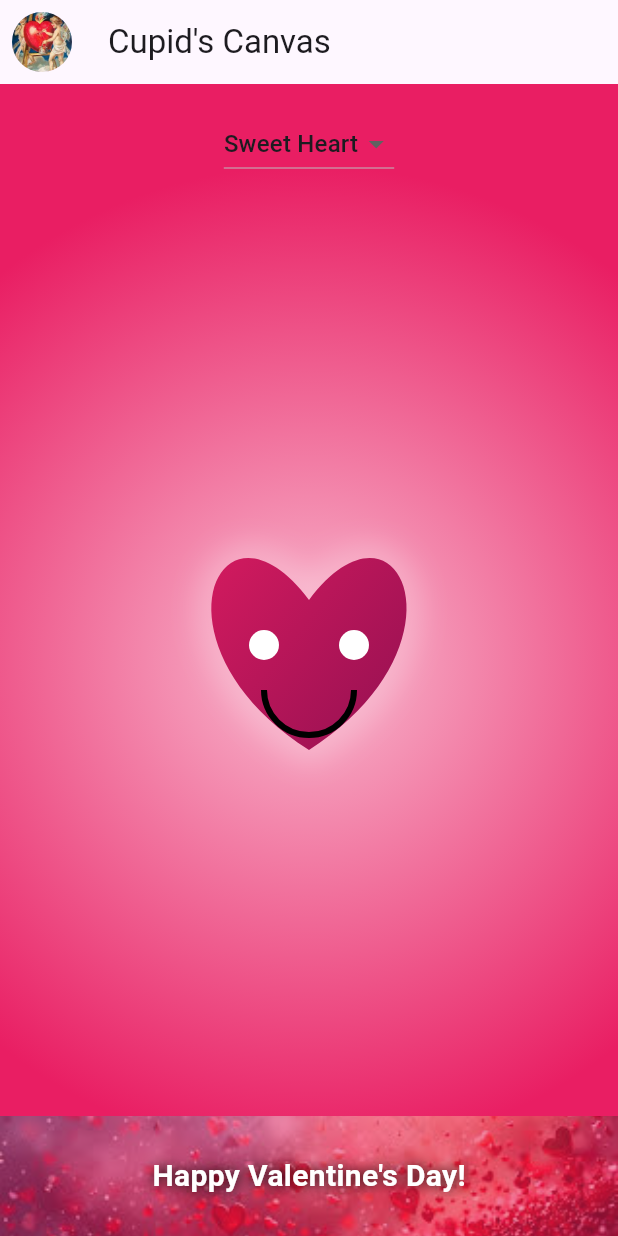
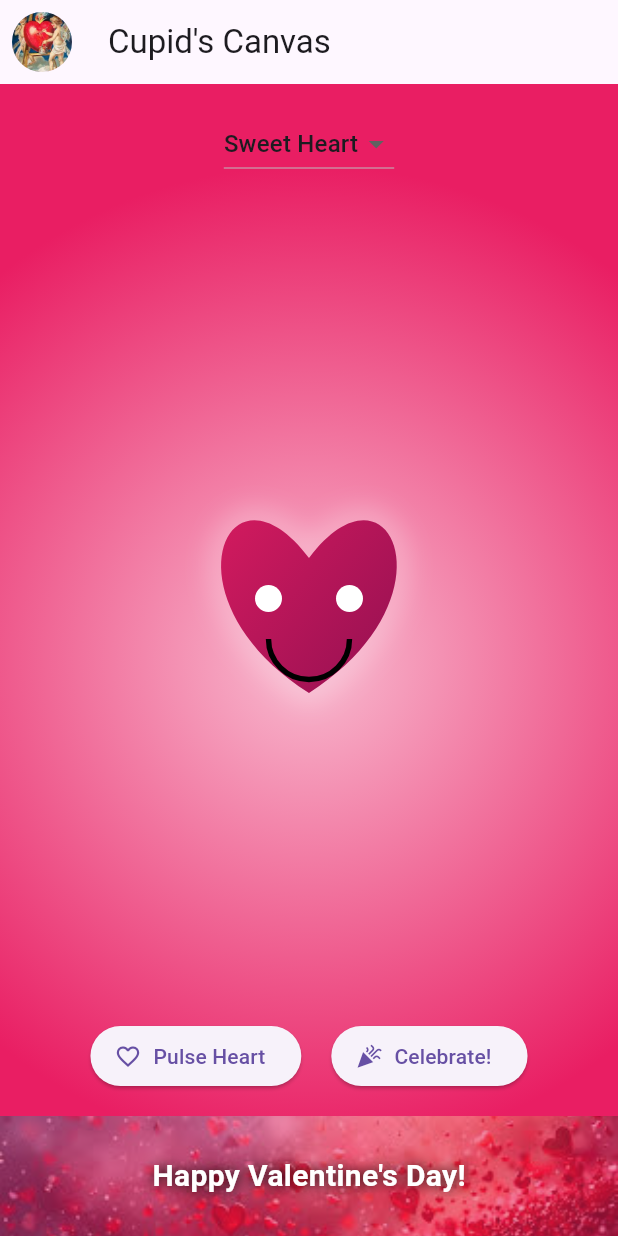
Before and after one commit to goochoi913/cupid_challenge, a Flutter app: the screen it shows after launch, on a phone screen of 412 x 824 dp. Run offline on Flutter 3.47's test engine with Material 3 defaults, Android fonts, the phone set to English and light mode, and no system bars.

Commit message:
Added Pulse Animation and Balloon Celebration

```diff
--- a/lib/main.dart
+++ b/lib/main.dart
@@ -22,24 +22,79 @@ class ValentineHome extends StatefulWidget {
   State<ValentineHome> createState() => _ValentineHomeState();
 }
 
-class _ValentineHomeState extends State<ValentineHome> {
+// CHANGED: Use TickerProviderStateMixin (not Single) to handle TWO animations
+class _ValentineHomeState extends State<ValentineHome> with TickerProviderStateMixin {
   final List<String> emojiOptions = ['Sweet Heart', 'Party Heart'];
   String selectedEmoji = 'Sweet Heart';
+
+  // Pulse Animation Variables
+  late AnimationController _controller;
+  bool isPulsing = false;
+
+  // Balloon Animation Variables
+  late AnimationController _balloonController;
+  late Animation<Offset> _balloonAnimation;
+
+  @override
+  void initState() {
+    super.initState();
+
+    // 1. Setup Pulse Animation
+    _controller = AnimationController(
+      vsync: this,
+      duration: const Duration(milliseconds: 800),
+      lowerBound: 0.9,
+      upperBound: 1.1,
+    );
+
+    // 2. Setup Balloon Animation (Falls from top to bottom)
+    _balloonController = AnimationController(
+      vsync: this,
+      duration: const Duration(seconds: 4),
+    );
+
+    _balloonAnimation = Tween<Offset>(
+      begin: const Offset(0, -1.5), // Start above screen
+      end: const Offset(0, 1.5),   // End below screen
+    ).animate(CurvedAnimation(parent: _balloonController, curve: Curves.easeIn));
+  }
+
+  @override
+  void dispose() {
+    _controller.dispose();
+    _balloonController.dispose(); // Don't forget to dispose balloons!
+    super.dispose();
+  }
+
+  void togglePulse() {
+    setState(() {
+      isPulsing = !isPulsing;
+      if (isPulsing) {
+        _controller.repeat(reverse: true);
+      } else {
+        _controller.stop();
+        _controller.reset();
+      }
+    });
+  }
 
   @override
   Widget build(BuildContext context) {
     return Scaffold(
       appBar: AppBar(
         title: const Text('Cupid\'s Canvas'),
-        // OPTIONAL: Add a small Cupid icon to the AppBar
         leading: Padding(
           padding: const EdgeInsets.all(8.0),
           child: CircleAvatar(
-            backgroundImage: AssetImage('assets/images/cupid.jpg'), // Uses your cupid image
+            backgroundImage: AssetImage('assets/images/cupid.jpg'),
           ),
         ),
       ),
-      body: Container(
+      // STACK allows us to layer Balloons ON TOP of everything else
+      body: Stack(
+        children: [
+          // LAYER 1: The Main App Content (Gradient, Heart, Buttons)
+          Container(
             decoration: const BoxDecoration(
               gradient: RadialGradient(
                 colors: [Color(0xFFF8BBD0), Color(0xFFE91E63)],
@@ -51,7 +106,6 @@ class _ValentineHomeState extends State<ValentineHome> {
               children: [
                 const SizedBox(height: 16),
 
-            // --- DROPDOWN ---
                 DropdownButton<String>(
                   value: selectedEmoji,
                   dropdownColor: Colors.white,
@@ -63,27 +117,52 @@ class _ValentineHomeState extends State<ValentineHome> {
 
                 const SizedBox(height: 16),
 
-            // --- MAIN HEART PAINTER ---
                 Expanded(
                   child: Center(
+                    child: ScaleTransition(
+                      scale: _controller,
                       child: CustomPaint(
                         size: const Size(300, 300),
                         painter: HeartEmojiPainter(type: selectedEmoji),
                       ),
                     ),
                   ),
+                ),
 
-            // --- DECORATIVE GLITTER IMAGE (Bottom) ---
-            // This satisfies the requirement to use the asset folder
+                Row(
+                  mainAxisAlignment: MainAxisAlignment.center,
+                  children: [
+                    ElevatedButton.icon(
+                      onPressed: togglePulse,
+                      icon: Icon(isPulsing ? Icons.favorite : Icons.favorite_border),
+                      label: Text(isPulsing ? "Stop Pulse" : "Pulse Heart"),
+                    ),
+
+                    const SizedBox(width: 20),
+
+                    // CELEBRATE BUTTON: Triggers the balloons
+                    ElevatedButton.icon(
+                      onPressed: () {
+                         _balloonController.reset(); // Move back to top
+                         _balloonController.forward(); // Drop them!
+                      },
+                      icon: const Icon(Icons.celebration),
+                      label: const Text("Celebrate!"),
+                    ),
+                  ],
+                ),
+
+                const SizedBox(height: 16),
+
                 Container(
                   height: 80,
                   width: double.infinity,
                   decoration: BoxDecoration(
                     image: DecorationImage(
-                  image: AssetImage('assets/images/heart_glitter.jpg'), // Uses your glitter image
+                      image: AssetImage('assets/images/heart_glitter.jpg'),
                       fit: BoxFit.cover,
                       colorFilter: ColorFilter.mode(
-                      Colors.white.withOpacity(0.5), BlendMode.dstATop), // Fades it slightly
+                          Colors.white.withOpacity(0.5), BlendMode.dstATop),
                     ),
                   ),
                   child: const Center(
@@ -100,6 +179,28 @@ class _ValentineHomeState extends State<ValentineHome> {
                 ),
               ],
             ),
+          ),
+
+          // LAYER 2: The Falling Balloons (Invisible until button clicked)
+          SlideTransition(
+            position: _balloonAnimation,
+            child: IgnorePointer(
+              child: Container(
+                padding: const EdgeInsets.only(top: 50),
+                child: Row(
+                  mainAxisAlignment: MainAxisAlignment.spaceEvenly,
+                  children: const [
+                    Icon(Icons.circle, color: Colors.red, size: 40),
+                    Icon(Icons.circle, color: Colors.blue, size: 50),
+                    Icon(Icons.star, color: Colors.yellow, size: 60),
+                    Icon(Icons.circle, color: Colors.purple, size: 40),
+                    Icon(Icons.favorite, color: Colors.pink, size: 50),
+                  ],
+                ),
+              ),
+            ),
+          ),
+        ],
       ),
     );
   }
@@ -121,15 +222,15 @@ class HeartEmojiPainter extends CustomPainter {
       ..cubicTo(center.dx - 60, center.dy - 120, center.dx - 110, center.dy - 10, center.dx, center.dy + 60)
       ..close();
 
-    // LOVE TRAIL (Glowing Aura) ---
+    // LOVE TRAIL
     final trailPaint = Paint()
       ..color = Colors.white.withOpacity(0.3)
       ..style = PaintingStyle.stroke
-      ..strokeWidth = 15 // Thick stroke for aura
-      ..maskFilter = const MaskFilter.blur(BlurStyle.normal, 10); // Blur for glow effect
+      ..strokeWidth = 15
+      ..maskFilter = const MaskFilter.blur(BlurStyle.normal, 10);
     canvas.drawPath(heartPath, trailPaint);
 
-    // HEART GRADIENT ---
+    // HEART GRADIENT
     final Rect heartBounds = heartPath.getBounds();
     final Gradient heartGradient = LinearGradient(
       begin: Alignment.topLeft,
@@ -163,11 +264,11 @@ class HeartEmojiPainter extends CustomPainter {
       canvas.drawPath(hatPath, hatPaint);
     }
 
-    // FESTIVE DETAILS & SPARKLES
+    // FESTIVE DETAILS
     if (type == 'Party Heart') {
       final confettiPaint = Paint()..style = PaintingStyle.fill;
 
-      // CONFETTI CIRCLES
+      // Circles
       final List<Offset> circles = [
         Offset(center.dx - 70, center.dy - 60),
         Offset(center.dx + 50, center.dy - 100),
@@ -178,7 +279,7 @@ class HeartEmojiPainter extends CustomPainter {
         canvas.drawCircle(pos, 6, confettiPaint);
       }
 
-      // CONFETTI TRIANGLES
+      // Triangles
       final triPaint = Paint()..color = Colors.amberAccent..style = PaintingStyle.fill;
       final List<Offset> triangles = [
         Offset(center.dx + 70, center.dy - 60),
@@ -194,18 +295,17 @@ class HeartEmojiPainter extends CustomPainter {
         canvas.drawPath(triPath, triPaint);
       }
 
-      // ANIMATED SPARKLES (Star Bursts / Short Lines)
+      // Sparkles
       final linePaint = Paint()
         ..color = Colors.white
         ..strokeWidth = 2
         ..style = PaintingStyle.stroke;
 
-      // Draw a little burst near the hat
       double burstX = center.dx;
       double burstY = center.dy - 120;
-      canvas.drawLine(Offset(burstX, burstY - 10), Offset(burstX, burstY - 20), linePaint); // Up
-      canvas.drawLine(Offset(burstX - 10, burstY), Offset(burstX - 20, burstY), linePaint); // Left
-      canvas.drawLine(Offset(burstX + 10, burstY), Offset(burstX + 20, burstY), linePaint); // Right
+      canvas.drawLine(Offset(burstX, burstY - 10), Offset(burstX, burstY - 20), linePaint);
+      canvas.drawLine(Offset(burstX - 10, burstY), Offset(burstX - 20, burstY), linePaint);
+      canvas.drawLine(Offset(burstX + 10, burstY), Offset(burstX + 20, burstY), linePaint);
     }
   }
 
```
Lines whose indentation alone changed are shown as unchanged.
